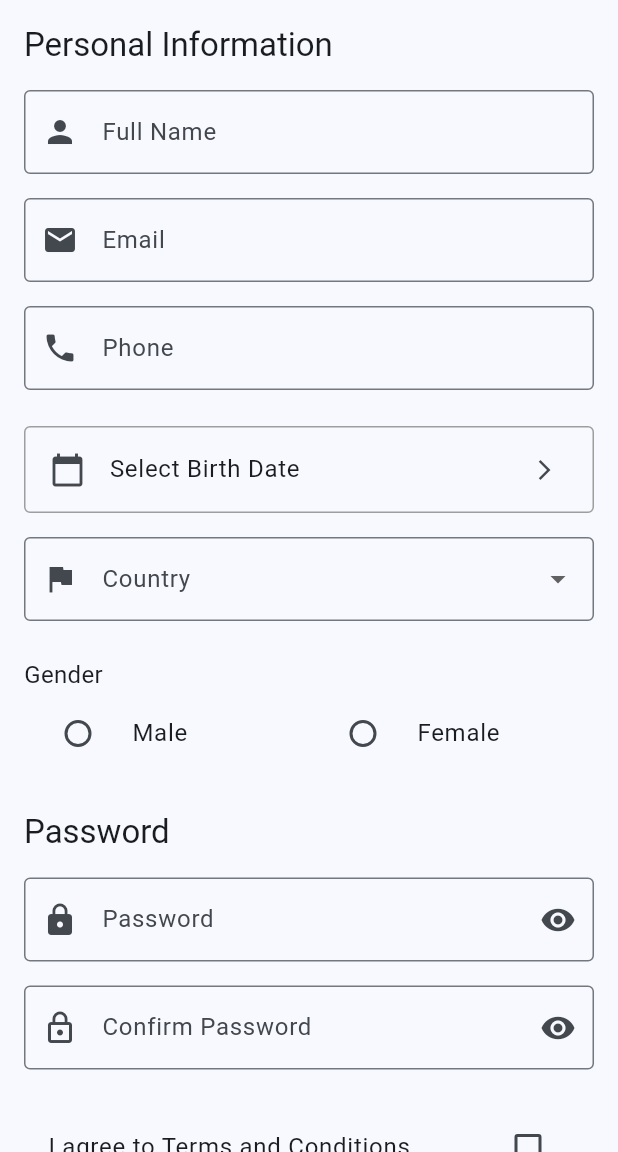
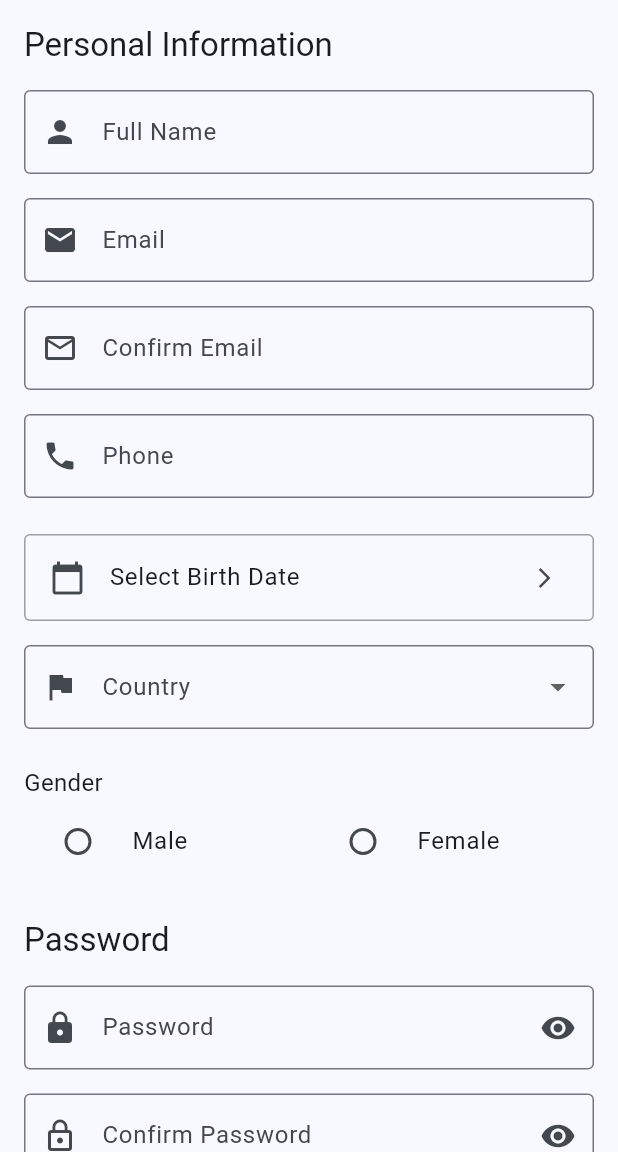
Before and after one commit to OstrohCoder/flutter, a Flutter app: the screen it shows after launch, on a phone screen of 412 x 824 dp, the part 84-1236 px from its top. Run offline on Flutter 3.47's test engine with Material 3 defaults, Android fonts, the phone set to English and light mode, and no system bars; our stand-ins replace shared_preferences; accounts and stored records are empty.

Commit message:
User Registration Form app v2.0

```diff
--- a/user_registration_form/lib/screens/registration_screen.dart
+++ b/user_registration_form/lib/screens/registration_screen.dart
@@ -14,6 +14,7 @@ class _RegistrationScreenState extends State<RegistrationScreen> {
 
   final _nameController = TextEditingController();
   final _emailController = TextEditingController();
+  final _confirmEmailController = TextEditingController();
   final _phoneController = TextEditingController();
   final _passwordController = TextEditingController();
   final _confirmPasswordController = TextEditingController();
@@ -32,6 +33,7 @@ class _RegistrationScreenState extends State<RegistrationScreen> {
   void dispose() {
     _nameController.dispose();
     _emailController.dispose();
+    _confirmEmailController.dispose();
     _phoneController.dispose();
     _passwordController.dispose();
     _confirmPasswordController.dispose();
@@ -84,6 +86,24 @@ class _RegistrationScreenState extends State<RegistrationScreen> {
                   (value) => Validators.required(value, fieldName: 'Email'),
                   Validators.email,
                 ]),
+              ),
+
+              const SizedBox(height: 16),
+
+              TextFormField(
+                controller: _confirmEmailController,
+                keyboardType: TextInputType.emailAddress,
+                decoration: const InputDecoration(
+                  labelText: 'Confirm Email',
+                  prefixIcon: Icon(Icons.email_outlined),
+                  border: OutlineInputBorder(),
+                ),
+                validator: (value) {
+                  if (value != _emailController.text) {
+                    return 'Email адреси не співпадають';
+                  }
+                  return null;
+                },
               ),
 
               const SizedBox(height: 16),
@@ -274,6 +294,19 @@ class _RegistrationScreenState extends State<RegistrationScreen> {
       return;
     }
 
+    final now = DateTime.now();
+    int age = now.year - _birthDate!.year;
+    if (now.month < _birthDate!.month ||
+        (now.month == _birthDate!.month && now.day < _birthDate!.day)) {
+      age--;
+    }
+    if (age < 18) {
+      ScaffoldMessenger.of(context).showSnackBar(
+        const SnackBar(content: Text('Вам має бути 18 років або більше')),
+      );
+      return;
+    }
+
     if (_selectedCountry == null) {
       ScaffoldMessenger.of(
         context,
```
